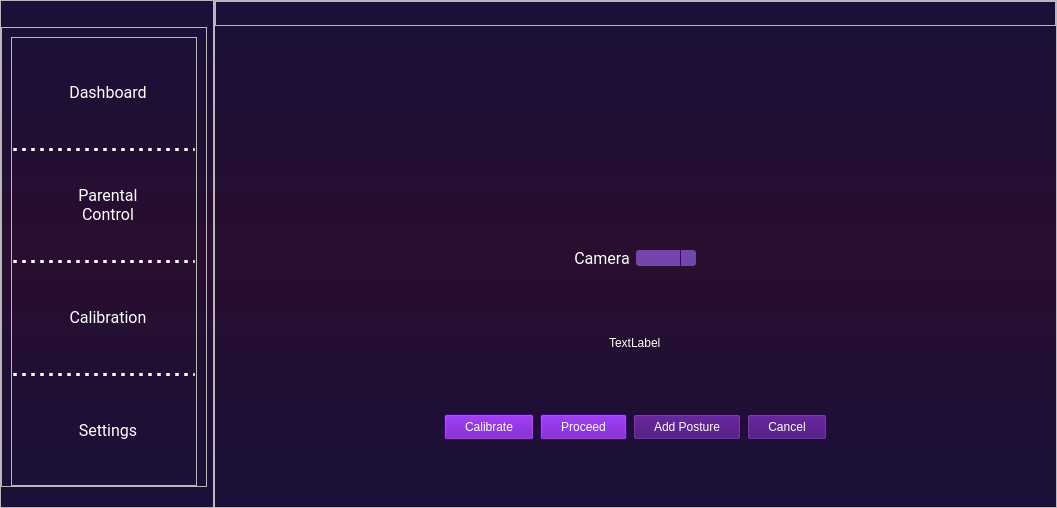
The window that Designer/MainWindow.ui (Soon156/AlignPosition) describes before a commit, drawn with Qt 5.
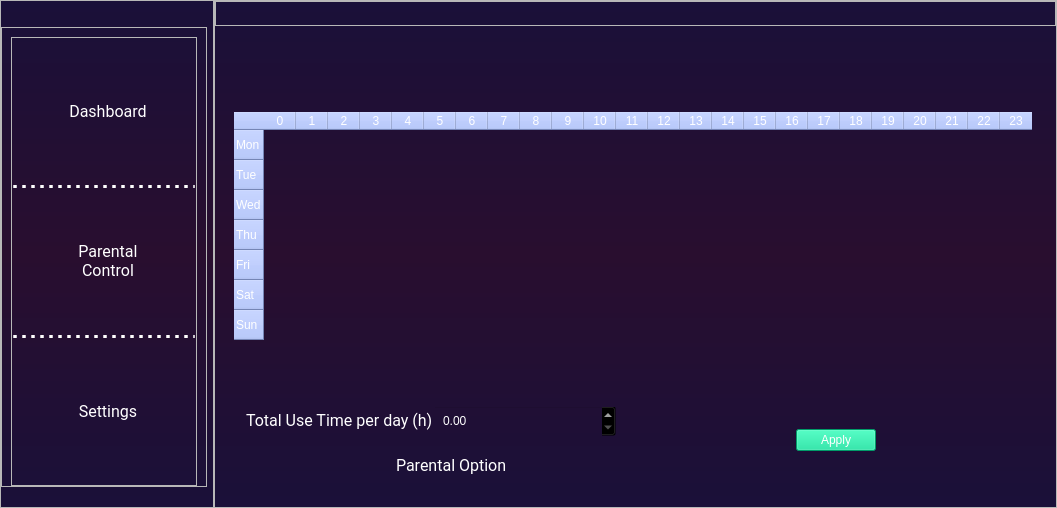
The same window after the commit. The open tabs and pages were chosen to show the change. Icons and pictures are not drawn.

Patch:
```diff
--- a/Designer/MainWindow.ui
+++ b/Designer/MainWindow.ui
@@ -261,69 +261,6 @@
                </layout>
               </widget>
              </item>
-             <item>
-              <widget class="Line" name="line_6">
-               <property name="styleSheet">
-                <string notr="true">border: 3px dotted white;</string>
-               </property>
-               <property name="orientation">
-                <enum>Qt::Horizontal</enum>
-               </property>
-              </widget>
-             </item>
-             <item>
-              <widget class="QWidget" name="b_2" native="true">
-               <property name="sizePolicy">
-                <sizepolicy hsizetype="MinimumExpanding" vsizetype="MinimumExpanding">
-                 <horstretch>0</horstretch>
-                 <verstretch>0</verstretch>
-                </sizepolicy>
-               </property>
-               <layout class="QHBoxLayout" name="horizontalLayout_32">
-                <property name="spacing">
-                 <number>0</number>
-                </property>
-                <property name="leftMargin">
-                 <number>0</number>
-                </property>
-                <property name="topMargin">
-                 <number>0</number>
-                </property>
-                <property name="rightMargin">
-                 <number>0</number>
-                </property>
-                <property name="bottomMargin">
-                 <number>0</number>
-                </property>
-                <item>
-                 <widget class="QPushButton" name="calibrate_btn_2">
-                  <property name="font">
-                   <font>
-                    <family>Roboto</family>
-                    <pointsize>12</pointsize>
-                   </font>
-                  </property>
-                  <property name="text">
-                   <string>  Calibration</string>
-                  </property>
-                  <property name="icon">
-                   <iconset resource="resource.qrc">
-                    <normaloff>:/icon/icons8-tasks-48.png</normaloff>:/icon/icons8-tasks-48.png</iconset>
-                  </property>
-                  <property name="iconSize">
-                   <size>
-                    <width>25</width>
-                    <height>25</height>
-                   </size>
-                  </property>
-                  <property name="flat">
-                   <bool>true</bool>
-                  </property>
-                 </widget>
-                </item>
-               </layout>
-              </widget>
-             </item>
              <item>
               <widget class="Line" name="line_7">
                <property name="styleSheet">
@@ -514,7 +451,7 @@
           <string notr="true">background-color: transparent;</string>
          </property>
          <property name="currentIndex">
-          <number>3</number>
+          <number>1</number>
          </property>
          <widget class="QWidget" name="Dashboard">
           <layout class="QVBoxLayout" name="verticalLayout_19">
@@ -854,26 +791,6 @@
                    </property>
                   </widget>
                  </item>
-                 <item alignment="Qt::AlignRight">
-                  <widget class="QPushButton" name="reset_parental_btn">
-                   <property name="text">
-                    <string/>
-                   </property>
-                   <property name="icon">
-                    <iconset resource="resource.qrc">
-                     <normaloff>:/icon/icons8-reset-48.png</normaloff>:/icon/icons8-reset-48.png</iconset>
-                   </property>
-                   <property name="iconSize">
-                    <size>
-                     <width>20</width>
-                     <height>20</height>
-                    </size>
-                   </property>
-                   <property name="flat">
-                    <bool>true</bool>
-                   </property>
-                  </widget>
-                 </item>
                 </layout>
                </widget>
               </item>
@@ -1199,91 +1116,6 @@
                    </layout>
                   </widget>
                  </item>
-                 <item alignment="Qt::AlignHCenter">
-                  <widget class="QFrame" name="ButtonFrame_2">
-                   <property name="sizePolicy">
-                    <sizepolicy hsizetype="Preferred" vsizetype="Fixed">
-                     <horstretch>0</horstretch>
-                     <verstretch>0</verstretch>
-                    </sizepolicy>
-                   </property>
-                   <property name="styleSheet">
-                    <string notr="true">QPushButton{
-background-color: #3b006e;
-padding: 5px 20px 5px 20px;
-}
-
-QPushButton:hover{
-background: #a200ff;
-}</string>
-                   </property>
-                   <property name="frameShape">
-                    <enum>QFrame::StyledPanel</enum>
-                   </property>
-                   <property name="frameShadow">
-                    <enum>QFrame::Raised</enum>
-                   </property>
-                   <layout class="QHBoxLayout" name="horizontalLayout_11">
-                    <property name="topMargin">
-                     <number>0</number>
-                    </property>
-                    <property name="bottomMargin">
-                     <number>0</number>
-                    </property>
-                    <item>
-                     <widget class="QPushButton" name="changePIN_btn">
-                      <property name="minimumSize">
-                       <size>
-                        <width>130</width>
-                        <height>0</height>
-                       </size>
-                      </property>
-                      <property name="styleSheet">
-                       <string notr="true"/>
-                      </property>
-                      <property name="text">
-                       <string>Change PIN</string>
-                      </property>
-                     </widget>
-                    </item>
-                    <item>
-                     <widget class="QPushButton" name="restore_btn">
-                      <property name="enabled">
-                       <bool>true</bool>
-                      </property>
-                      <property name="minimumSize">
-                       <size>
-                        <width>130</width>
-                        <height>0</height>
-                       </size>
-                      </property>
-                      <property name="styleSheet">
-                       <string notr="true"/>
-                      </property>
-                      <property name="text">
-                       <string>Restore Data</string>
-                      </property>
-                     </widget>
-                    </item>
-                    <item>
-                     <widget class="QPushButton" name="exct_data_btn">
-                      <property name="minimumSize">
-                       <size>
-                        <width>130</width>
-                        <height>0</height>
-                       </size>
-                      </property>
-                      <property name="styleSheet">
-                       <string notr="true"/>
-                      </property>
-                      <property name="text">
-                       <string>Extract All Data</string>
-                      </property>
-                     </widget>
-                    </item>
-                   </layout>
-                  </widget>
-                 </item>
                  <item alignment="Qt::AlignHCenter">
                   <widget class="QPushButton" name="usetime_btn">
                    <property name="styleSheet">
@@ -1302,223 +1134,6 @@
              </layout>
             </widget>
            </item>
-           <item>
-            <widget class="QFrame" name="OtherFrame">
-             <property name="sizePolicy">
-              <sizepolicy hsizetype="Preferred" vsizetype="Fixed">
-               <horstretch>0</horstretch>
-               <verstretch>0</verstretch>
-              </sizepolicy>
-             </property>
-             <property name="frameShape">
-              <enum>QFrame::StyledPanel</enum>
-             </property>
-             <property name="frameShadow">
-              <enum>QFrame::Raised</enum>
-             </property>
-             <layout class="QVBoxLayout" name="verticalLayout_13">
-              <property name="spacing">
-               <number>0</number>
-              </property>
-              <property name="leftMargin">
-               <number>0</number>
-              </property>
-              <property name="topMargin">
-               <number>0</number>
-              </property>
-              <property name="rightMargin">
-               <number>0</number>
-              </property>
-              <property name="bottomMargin">
-               <number>0</number>
-              </property>
-             </layout>
-            </widget>
-           </item>
-          </layout>
-         </widget>
-         <widget class="QWidget" name="Calibration">
-          <layout class="QVBoxLayout" name="verticalLayout_30">
-           <item alignment="Qt::AlignHCenter|Qt::AlignVCenter">
-            <widget class="QLabel" name="calibrate_preview_lbl">
-             <property name="text">
-              <string/>
-             </property>
-            </widget>
-           </item>
-           <item alignment="Qt::AlignHCenter|Qt::AlignVCenter">
-            <widget class="QFrame" name="CalibrateCameraFrame">
-             <property name="frameShape">
-              <enum>QFrame::StyledPanel</enum>
-             </property>
-             <property name="frameShadow">
-              <enum>QFrame::Raised</enum>
-             </property>
-             <layout class="QHBoxLayout" name="horizontalLayout_30">
-              <item>
-               <widget class="QLabel" name="calibrate_camera_lbl">
-                <property name="enabled">
-                 <bool>true</bool>
-                </property>
-                <property name="sizePolicy">
-                 <sizepolicy hsizetype="Preferred" vsizetype="Preferred">
-                  <horstretch>0</horstretch>
-                  <verstretch>0</verstretch>
-                 </sizepolicy>
-                </property>
-                <property name="font">
-                 <font>
-                  <family>Roboto</family>
-                  <pointsize>12</pointsize>
-                 </font>
-                </property>
-                <property name="text">
-                 <string>Camera</string>
-                </property>
-                <property name="alignment">
-                 <set>Qt::AlignCenter</set>
-                </property>
-               </widget>
-              </item>
-              <item>
-               <widget class="QComboBox" name="calibrate_camera_box">
-                <property name="sizePolicy">
-                 <sizepolicy hsizetype="Preferred" vsizetype="Fixed">
-                  <horstretch>0</horstretch>
-                  <verstretch>0</verstretch>
-                 </sizepolicy>
-                </property>
-                <property name="styleSheet">
-                 <string notr="true">QComboBox {
-    border-radius: 3px;
-    min-width: 8em;
-	background: #7346ad;
-}
-
-/* QComboBox gets the &quot;on&quot; state when the popup is open */
-QComboBox:!editable:on, QComboBox::drop-down:editable:on {
-    background:  #3b006e;
-}
-
-QComboBox:on { /* shift the text when the popup opens */
-    padding-top: 3px;
-    padding-left: 4px;
-}
-
-QComboBox::drop-down {
-    subcontrol-origin: padding;
-    subcontrol-position: top right;
-    width: 15px;
-
-    border-left-width: 1px;
-    border-left-color:  #3b006e;
-    border-left-style: solid;
-    border-top-right-radius: 3px;
-    border-bottom-right-radius: 3px;
-
-}
-
-QComboBox::down-arrow {
-    border-image: url(:/icon/icons8-down-48.png) 4;
-}
-
-QComboBox::down-arrow:on { /* shift the arrow when popup is open */
-    top: 1px;
-    left: 1px;
-}</string>
-                </property>
-               </widget>
-              </item>
-             </layout>
-            </widget>
-           </item>
-           <item alignment="Qt::AlignHCenter">
-            <widget class="QLabel" name="hint_lbl">
-             <property name="sizePolicy">
-              <sizepolicy hsizetype="Fixed" vsizetype="Fixed">
-               <horstretch>0</horstretch>
-               <verstretch>0</verstretch>
-              </sizepolicy>
-             </property>
-             <property name="text">
-              <string>TextLabel</string>
-             </property>
-            </widget>
-           </item>
-           <item alignment="Qt::AlignHCenter|Qt::AlignVCenter">
-            <widget class="QFrame" name="ButtonFrame">
-             <property name="styleSheet">
-              <string notr="true">QPushButton{
-padding: 5px 20px 5px 20px;
-}
-
-QPushButton#recalibrate_btn, #proceed_btn {
-background-color: #5e00b0;
-}
-
-QPushButton#recalibrate_btn:hover, #proceed_btn:hover {
-background: #a200ff;
-}
-
-QPushButton#append_btn, #cancel_btn {
-background-color: #3b006e;
-}
-
-QPushButton#append_btn:hover, #cancel_btn:hover {
-background: #a200ff;
-}
-</string>
-             </property>
-             <property name="frameShape">
-              <enum>QFrame::StyledPanel</enum>
-             </property>
-             <property name="frameShadow">
-              <enum>QFrame::Raised</enum>
-             </property>
-             <layout class="QHBoxLayout" name="horizontalLayout_29">
-              <item>
-               <widget class="QPushButton" name="recalibrate_btn">
-                <property name="styleSheet">
-                 <string notr="true"/>
-                </property>
-                <property name="text">
-                 <string>Calibrate</string>
-                </property>
-               </widget>
-              </item>
-              <item>
-               <widget class="QPushButton" name="proceed_btn">
-                <property name="styleSheet">
-                 <string notr="true"/>
-                </property>
-                <property name="text">
-                 <string>Proceed</string>
-                </property>
-               </widget>
-              </item>
-              <item>
-               <widget class="QPushButton" name="append_btn">
-                <property name="styleSheet">
-                 <string notr="true"/>
-                </property>
-                <property name="text">
-                 <string>Add Posture</string>
-                </property>
-               </widget>
-              </item>
-              <item>
-               <widget class="QPushButton" name="cancel_btn">
-                <property name="styleSheet">
-                 <string notr="true"/>
-                </property>
-                <property name="text">
-                 <string>Cancel</string>
-                </property>
-               </widget>
-              </item>
-             </layout>
-            </widget>
-           </item>
           </layout>
          </widget>
          <widget class="QWidget" name="Settings">
@@ -2123,7 +1738,7 @@
            <item alignment="Qt::AlignHCenter|Qt::AlignVCenter">
             <widget class="QStackedWidget" name="PIN_stackedwidget">
              <property name="currentIndex">
-              <number>0</number>
+              <number>1</number>
              </property>
              <widget class="QWidget" name="ChangePINPage">
               <layout class="QVBoxLayout" name="verticalLayout">
```
